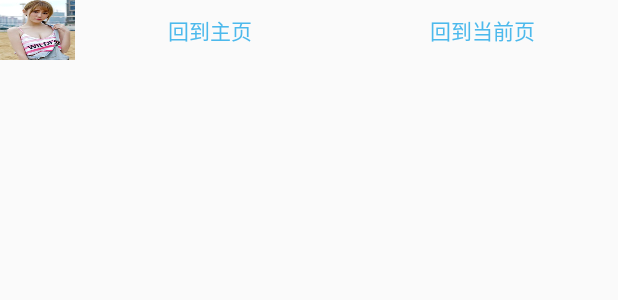
After one commit to LiuLei0571/customView, an Android app: the layout remote_view_title.xml on its own in the app's theme, with its tools: preview values and no code run, on a phone screen of 412 x 824 dp. The commit adds this screen. Shown: the top 300 px of the screen. Run offline under Robolectric (Android 15) with nearby library versions, the phone set to English and light mode, and no system bars.

Commit message:
上传remoteViews的使用心得

```diff
--- a/app/src/main/AndroidManifest.xml
+++ b/app/src/main/AndroidManifest.xml
@@ -62,6 +62,7 @@
         <activity android:name="com.example.john.activity.TouchSubActivity" />
         <activity android:name="com.example.john.activity.BubbleActivity"/>
         <activity android:name="com.example.john.activity.GroupPurchaseActivity"/>
+        <activity android:name="com.example.john.activity.RemoteViewActivity"/>
     </application>
 
 </manifest>
--- a/app/src/main/java/com/example/john/activity/MainActivity.java
+++ b/app/src/main/java/com/example/john/activity/MainActivity.java
@@ -166,5 +166,11 @@ public class MainActivity extends Activity {
                 startActivity(new Intent(MainActivity.this,GroupPurchaseActivity.class));
             }
         });
+        findViewById(R.id.remote_view).setOnClickListener(new View.OnClickListener() {
+            @Override
+            public void onClick(View v) {
+                startActivity(new Intent(MainActivity.this,RemoteViewActivity.class));
+            }
+        });
     }
 }
--- a/app/src/main/java/com/example/join/util/DemoViewGroup.java
+++ b/app/src/main/java/com/example/join/util/DemoViewGroup.java
@@ -27,7 +27,6 @@ public class DemoViewGroup extends ViewGroup {
 
 
     }
-
     @Override
     protected void onMeasure(int widthMeasureSpec, int heightMeasureSpec) {
         super.onMeasure(widthMeasureSpec, heightMeasureSpec);
--- a/app/src/main/res/layout/activity_main.xml
+++ b/app/src/main/res/layout/activity_main.xml
@@ -133,6 +133,12 @@
                 android:layout_width="match_parent"
                 android:layout_height="wrap_content"
                 android:text="抢购进度条"/>
+
+            <Button
+                android:id="@+id/remote_view"
+                android:layout_width="match_parent"
+                android:layout_height="match_parent"
+                android:text="remoteView的使用"/>
         </LinearLayout>
     </LinearLayout>
 </ScrollView>
--- /dev/null
+++ b/app/src/main/res/layout/remote_view_title.xml
@@ -0,0 +1,31 @@
+<?xml version="1.0" encoding="utf-8"?>
+<LinearLayout xmlns:android="http://schemas.android.com/apk/res/android"
+              android:layout_width="match_parent"
+              android:layout_height="40dp"
+              android:orientation="horizontal">
+
+    <ImageView
+        android:id="@+id/iv_head"
+        android:layout_width="50dp"
+        android:layout_height="match_parent"
+        android:scaleType="fitXY"
+        android:src="@drawable/meinv"/>
+
+    <TextView
+        android:id="@+id/btn_home"
+        android:layout_width="0dp"
+        android:layout_height="40dp"
+        android:layout_weight="1"
+        android:gravity="center"
+        android:text="回到主页"
+        android:textColor="@color/blue"/>
+
+    <TextView
+        android:id="@+id/btn_now"
+        android:layout_width="0dp"
+        android:layout_height="40dp"
+        android:layout_weight="1"
+        android:gravity="center"
+        android:text="回到当前页"
+        android:textColor="@color/blue"/>
+</LinearLayout>
```
Also changed, not shown: app/src/main/java/com/example/john/activity/RemoteViewActivity.java (added, +62 -0 lines), app/src/main/res/layout/activity_remote_view.xml (added, +12 -0 lines).
